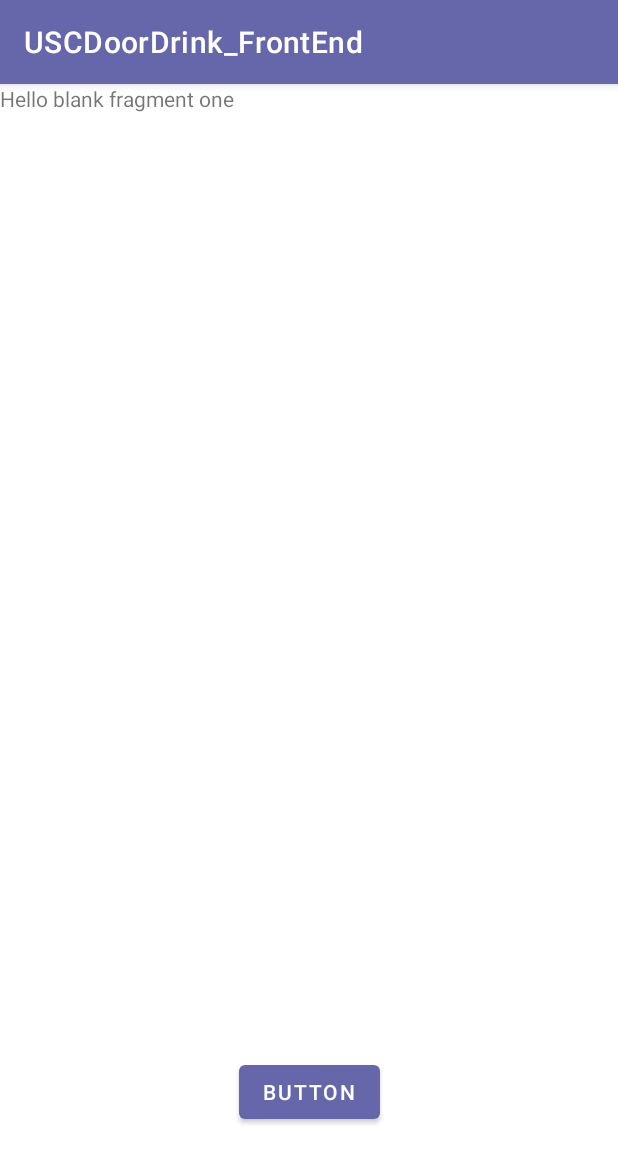
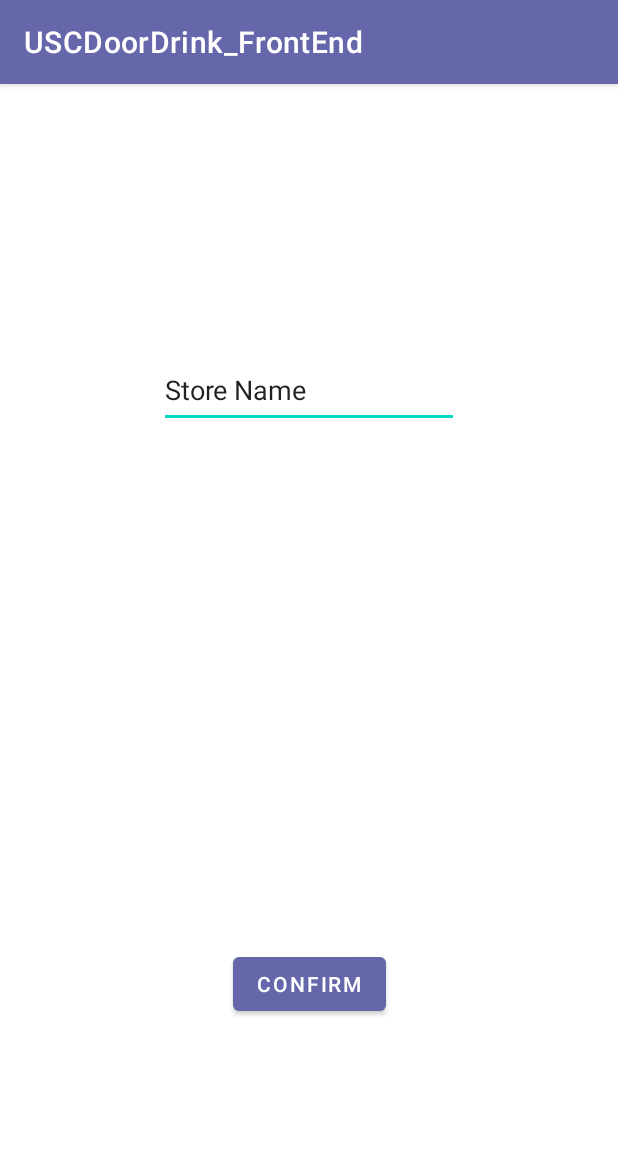
Before and after one commit to 310-group8/USCDoorDrink_FrontEnd, an Android app: the AddStoreActivity screen opened directly, with no data from a screen before it, on a phone screen of 412 x 824 dp. Shown: the top 1163 px of the screen. Run offline under Robolectric (Android 15) with nearby library versions, the phone set to English and light mode, and no system bars; libraries missing offline, so code that uses them is left out: com.firebase.geofire.

```diff
--- a/app/src/main/java/com/example/uscdoordrink_frontend/AddStoreActivity.java
+++ b/app/src/main/java/com/example/uscdoordrink_frontend/AddStoreActivity.java
@@ -1,46 +1,56 @@
 package com.example.uscdoordrink_frontend;
 
 import androidx.appcompat.app.AppCompatActivity;
+import androidx.fragment.app.Fragment;
 import androidx.fragment.app.FragmentManager;
+import androidx.lifecycle.ViewModelProvider;
 
+import android.content.Intent;
 import android.os.Bundle;
 import android.view.View;
 import android.widget.Button;
+import android.widget.Toast;
 
+import com.example.uscdoordrink_frontend.entity.Store;
 import com.example.uscdoordrink_frontend.fragments.AddStoreMenu;
 import com.example.uscdoordrink_frontend.fragments.AddStoreName;
+import com.example.uscdoordrink_frontend.service.CallBack.OnFailureCallBack;
+import com.example.uscdoordrink_frontend.service.CallBack.OnSuccessCallBack;
+import com.example.uscdoordrink_frontend.service.StoreService;
+import com.example.uscdoordrink_frontend.viewmodels.AddStoreViewModel;
 
 public class AddStoreActivity extends AppCompatActivity {
 
+    public AddStoreViewModel theStore;
 
     @Override
     protected void onCreate(Bundle savedInstanceState) {
         super.onCreate(savedInstanceState);
         setContentView(R.layout.activity_add_store);
-        if (savedInstanceState == null) {
-            getSupportFragmentManager().beginTransaction()
-                    .setReorderingAllowed(true)
-                    .add(R.id.fragment_container_view, AddStoreName.class, null)
-                    .commit();
+        Intent intent = getIntent();
+        String storeUID = intent.getStringExtra("storeUID");
+        theStore = new ViewModelProvider(this).get(AddStoreViewModel.class);
+        if (storeUID == null){
+            theStore.mStoreModel.setValue(new Store());
+        }else{
+            StoreService storeService = new StoreService();
+            storeService.getStoreByUID(storeUID,
+                    new OnSuccessCallBack<Store>() {
+                        @Override
+                        public void onSuccess(Store input) {
+                            theStore.mStoreModel.setValue(input);
+                        }
+                    },
+                    new OnFailureCallBack<Exception>() {
+                        @Override
+                        public void onFailure(Exception input) {
+                            Toast.makeText(getApplicationContext(),
+                                    "cannot get your Store Information",
+                                    Toast.LENGTH_SHORT).show();
+                            theStore.mStoreModel.setValue(new Store());
+                        }
+                    });
         }
-
-        Button testButton = (Button) findViewById(R.id.TestButton);
-        testButton.setOnClickListener(new View.OnClickListener() {
-            @Override
-            public void onClick(View view) {
-                fromNameToMenu();
-            }
-        });
     }
 
-    public void fromNameToMenu(){
-        FragmentManager fragmentManager = getSupportFragmentManager();
-        fragmentManager.beginTransaction()
-                .replace(R.id.fragment_container_view, AddStoreMenu.class, null)
-                .setReorderingAllowed(true)
-                .addToBackStack(null) // name can be null
-                .commit();
-    }
-
-
 }
--- a/app/src/main/java/com/example/uscdoordrink_frontend/fragments/AddStoreName.java
+++ b/app/src/main/java/com/example/uscdoordrink_frontend/fragments/AddStoreName.java
@@ -3,11 +3,14 @@ package com.example.uscdoordrink_frontend.fragments;
 import android.os.Bundle;
 
 import androidx.fragment.app.Fragment;
+import androidx.navigation.Navigation;
 
+import android.util.Log;
 import android.view.LayoutInflater;
 import android.view.View;
 import android.view.ViewGroup;
 import android.widget.Button;
+import android.widget.EditText;
 import android.widget.TextView;
 import android.widget.Toast;
 
@@ -67,13 +70,18 @@ public class AddStoreName extends Fragment {
         // Inflate the layout for this fragment
         View mainView = inflater.inflate(R.layout.fragment_add_store_name, container, false);
 
-//        TextView text = (TextView)mainView.findViewById(R.id.textView);
-//        text.setOnClickListener(new View.OnClickListener() {
-//            @Override
-//            public void onClick(View view) {
-//
-//            }
-//        });
+        EditText textName = (EditText) mainView.findViewById(R.id.editTextStoreName);
+        String defaultName = textName.getText().toString();
+
+        Button confirmButton = (Button)mainView.findViewById(R.id.button_confirm_name_and_address);
+
+        confirmButton.setOnClickListener(new View.OnClickListener() {
+            @Override
+            public void onClick(View view) {
+//                Navigation.findNavController(view).navigate(R.id.action_name_to_menu);
+                Log.d("AddstoreName", textName.getText().toString());
+            }
+        });
         return mainView;
     }
 }
--- /dev/null
+++ b/app/src/main/java/com/example/uscdoordrink_frontend/viewmodels/AddStoreViewModel.java
@@ -0,0 +1,14 @@
+package com.example.uscdoordrink_frontend.viewmodels;
+
+import androidx.lifecycle.MutableLiveData;
+import androidx.lifecycle.ViewModel;
+
+import com.example.uscdoordrink_frontend.entity.Store;
+
+/**
+ * @Author: Yuxuan Liao
+ * @Date: 2022/3/26 15:40
+ */
+public class AddStoreViewModel extends ViewModel {
+    public MutableLiveData<Store> mStoreModel = new MutableLiveData<>();
+}
--- a/app/src/main/res/layout/activity_add_store.xml
+++ b/app/src/main/res/layout/activity_add_store.xml
@@ -6,20 +6,18 @@
     android:layout_height="match_parent"
     tools:context=".AddStoreActivity">
 
+
     <androidx.fragment.app.FragmentContainerView
-        android:id="@+id/fragment_container_view"
-        android:layout_width="match_parent"
-        android:layout_height="match_parent"
-        app:layout_constraintBottom_toBottomOf="parent" />
+        android:id="@+id/nav_host_fragment"
+        android:name="androidx.navigation.fragment.NavHostFragment"
+        android:layout_width="0dp"
+        android:layout_height="0dp"
+        app:layout_constraintLeft_toLeftOf="parent"
+        app:layout_constraintRight_toRightOf="parent"
+        app:layout_constraintTop_toTopOf="parent"
+        app:layout_constraintBottom_toBottomOf="parent"
 
-    <Button
-        android:id="@+id/TestButton"
-        android:layout_width="wrap_content"
-        android:layout_height="wrap_content"
-        android:text="Button"
-        app:layout_constraintBottom_toBottomOf="parent"
-        app:layout_constraintEnd_toEndOf="parent"
-        app:layout_constraintStart_toStartOf="parent"
-        app:layout_constraintTop_toTopOf="parent"
-        app:layout_constraintVertical_bias="0.90" />
+        app:defaultNavHost="true"
+        app:navGraph="@navigation/add_store_nav_graph" />
+
 </androidx.constraintlayout.widget.ConstraintLayout>
--- a/app/src/main/res/layout/fragment_add_store_name.xml
+++ b/app/src/main/res/layout/fragment_add_store_name.xml
@@ -1,16 +1,33 @@
 <?xml version="1.0" encoding="utf-8"?>
-<FrameLayout xmlns:android="http://schemas.android.com/apk/res/android"
+<androidx.constraintlayout.widget.ConstraintLayout xmlns:android="http://schemas.android.com/apk/res/android"
     xmlns:app="http://schemas.android.com/apk/res-auto"
     xmlns:tools="http://schemas.android.com/tools"
     android:layout_width="match_parent"
     android:layout_height="match_parent"
     tools:context=".fragments.AddStoreName">
 
-    <!-- TODO: Update blank fragment layout -->
-    <TextView
-        android:id="@+id/textView"
-        android:layout_width="match_parent"
-        android:layout_height="match_parent"
-        android:text="@string/hello_blank_fragment_1" />
+    <Button
+        android:id="@+id/button_confirm_name_and_address"
+        android:layout_width="wrap_content"
+        android:layout_height="wrap_content"
+        android:text="@string/confirm_name_and_address"
+        app:layout_constraintBottom_toBottomOf="parent"
+        app:layout_constraintEnd_toEndOf="parent"
+        app:layout_constraintStart_toStartOf="parent"
+        app:layout_constraintTop_toTopOf="parent"
+        app:layout_constraintVertical_bias="0.80" />
 
-</FrameLayout>
+    <EditText
+        android:id="@+id/editTextStoreName"
+        android:layout_width="200dp"
+        android:layout_height="50dp"
+        android:ems="10"
+        android:inputType="textPersonName"
+        android:text="@string/add_store_name"
+        app:layout_constraintBottom_toBottomOf="parent"
+        app:layout_constraintEnd_toEndOf="parent"
+        app:layout_constraintStart_toStartOf="parent"
+        app:layout_constraintTop_toTopOf="parent"
+        app:layout_constraintVertical_bias="0.25" />
+
+</androidx.constraintlayout.widget.ConstraintLayout>
--- /dev/null
+++ b/app/src/main/res/navigation/add_store_nav_graph.xml
@@ -0,0 +1,26 @@
+<?xml version="1.0" encoding="utf-8"?>
+<navigation xmlns:android="http://schemas.android.com/apk/res/android"
+    xmlns:app="http://schemas.android.com/apk/res-auto"
+    xmlns:tools="http://schemas.android.com/tools"
+    android:id="@+id/add_store_nav_graph"
+    app:startDestination="@id/addStoreName">
+
+    <fragment
+        android:id="@+id/addStoreName"
+        android:name="com.example.uscdoordrink_frontend.fragments.AddStoreName"
+        android:label="fragment_add_store_name"
+        tools:layout="@layout/fragment_add_store_name" >
+        <action
+            android:id="@+id/action_name_to_menu"
+            app:destination="@id/addStoreMenu" />
+    </fragment>
+    <fragment
+        android:id="@+id/addStoreMenu"
+        android:name="com.example.uscdoordrink_frontend.fragments.AddStoreMenu"
+        android:label="fragment_add_store_menu"
+        tools:layout="@layout/fragment_add_store_menu" >
+        <action
+            android:id="@+id/action_menu_to_name"
+            app:destination="@id/addStoreName" />
+    </fragment>
+</navigation>
--- a/app/src/main/res/values/strings.xml
+++ b/app/src/main/res/values/strings.xml
@@ -10,14 +10,17 @@
     <string name="check_customer">Customer</string>
     <string name="check_seller">Seller</string>
     <string name="title_activity_orders">OrdersActivity</string>
-    <!-- Strings used for fragments for navigation -->
-    <string name="first_fragment_label">First Fragment</string>
-    <string name="second_fragment_label">Second Fragment</string>
-    <string name="next">Next</string>
-    <string name="previous">Previous</string>
+<!--    &lt;!&ndash; Strings used for fragments for navigation &ndash;&gt;-->
+<!--    <string name="first_fragment_label">First Fragment</string>-->
+<!--    <string name="second_fragment_label">Second Fragment</string>-->
+<!--    <string name="next">Next</string>-->
+<!--    <string name="previous">Previous</string>-->
 
-    <string name="hello_first_fragment">Hello first fragment</string>
-    <string name="hello_second_fragment">Hello second fragment. Arg: %1$s</string>
-    <string name="hello_blank_fragment_1">Hello blank fragment one</string>
-    <string name="hello_blank_fragment_2">Fuck!</string>
+<!--    <string name="hello_first_fragment">Hello first fragment</string>-->
+<!--    <string name="hello_second_fragment">Hello second fragment. Arg: %1$s</string>-->
+
+    <string name="confirm_name_and_address">Confirm</string>
+    <string name="add_store_name">Store Name</string>
+    <string name="add_store_address">Store Address</string>
+    <string name="add_store_menu">Hello blank fragment two</string>
 </resources>
```
Also changed, not shown: app/build.gradle (+12 -2 lines), app/src/main/AndroidManifest.xml (+9 -9 lines), app/src/main/java/com/example/uscdoordrink_frontend/fragments/AddStoreMenu.java (+9 -8 lines), app/src/main/res/layout/fragment_add_store_menu.xml (+2 -5 lines).
